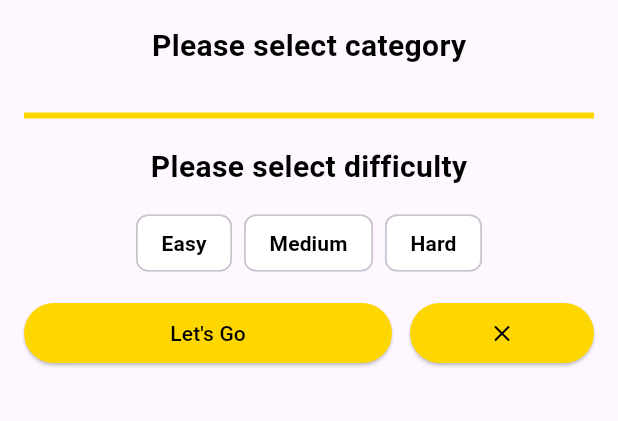
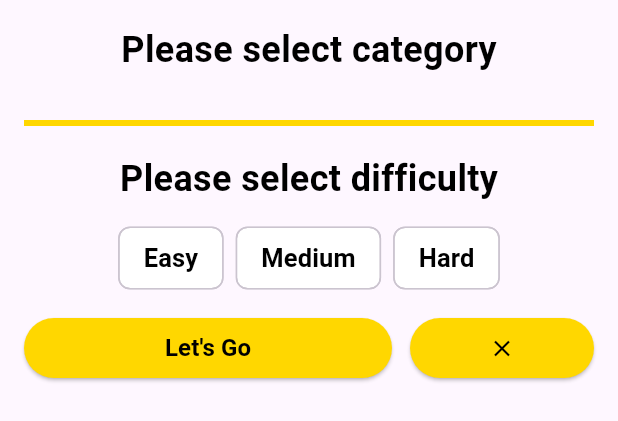
Before and after one commit to Alnur17/quiz_app, a Flutter app: the SelectionBottomSheetScreen widget shown alone on an empty page, opened directly, on a phone screen of 412 x 824 dp. Shown: the top 421 px of the screen. Run offline on Flutter 3.47's test engine with Material 3 defaults, Android fonts, the phone set to English and light mode, and no system bars; our stand-ins replace get; network calls fail.

Commit message:
some modifications added

```diff
--- a/lib/Screens/selection_bottom_sheet_screen.dart
+++ b/lib/Screens/selection_bottom_sheet_screen.dart
@@ -30,7 +30,7 @@ class _SelectionBottomSheetScreenState
           children: [
             const Text(
               'Please select category',
-              style: styleBlackBold20,
+              style: styleBlackBold24,
             ),
             const SizedBox(height: 12),
             Wrap(
@@ -41,6 +41,7 @@ class _SelectionBottomSheetScreenState
                     label: Text(
                       category.name,
                       style: TextStyle(
+                        fontSize: 15,
                         fontWeight: FontWeight.bold,
                         color: selectedCategoryId == category.id
                             ? justBlack
@@ -70,7 +71,7 @@ class _SelectionBottomSheetScreenState
               padding: EdgeInsets.only(top: 12, bottom: 12),
               child: Text(
                 'Please select difficulty',
-                style: styleBlackBold20,
+                style: styleBlackBold24,
               ),
             ),
             Wrap(
@@ -81,6 +82,7 @@ class _SelectionBottomSheetScreenState
                     label: Text(
                       difficulty,
                       style: TextStyle(
+                        fontSize: 17,
                         fontWeight: FontWeight.bold,
                         color:
                             selectedMode == difficulty ? justBlack : justBlack,
@@ -127,8 +129,9 @@ class _SelectionBottomSheetScreenState
                     style: ElevatedButton.styleFrom(
                       backgroundColor: buttonColor,
                       foregroundColor: justBlack,
+
                     ),
-                    child: const Text('Let\'s Go'),
+                    child: const Text('Let\'s Go',style: styleBlackBold16,),
                   ),
                 ),
                 const SizedBox(width: 12),
```
Also changed, not shown: lib/Screens/home_screen.dart (+6 -3 lines).
